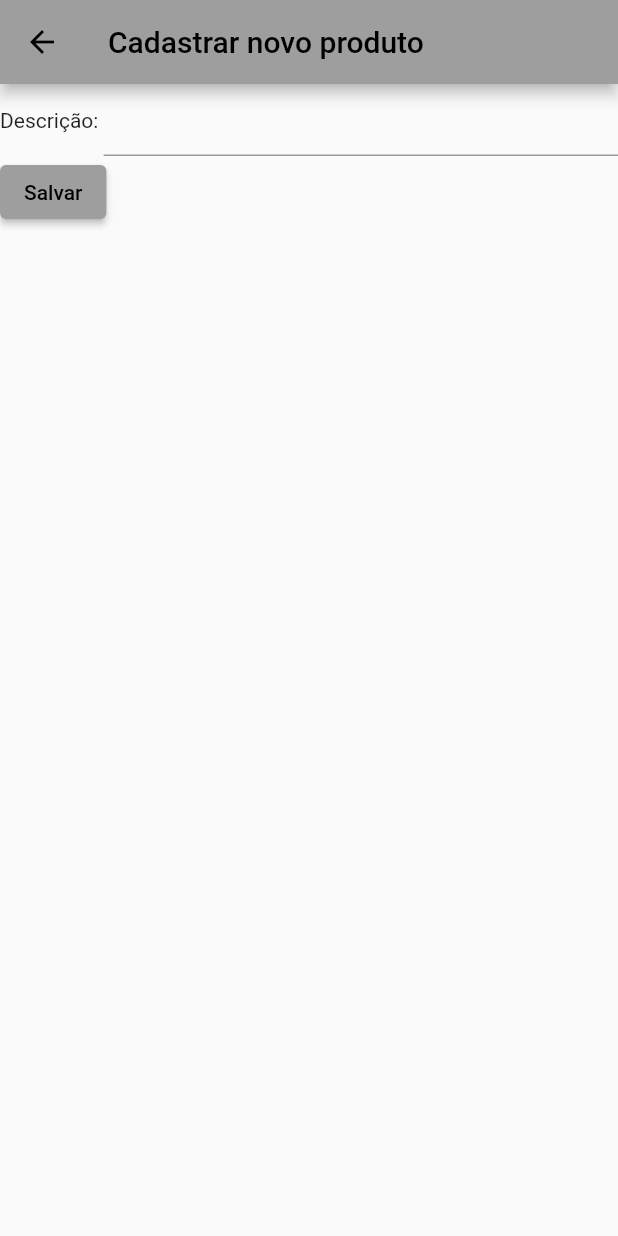
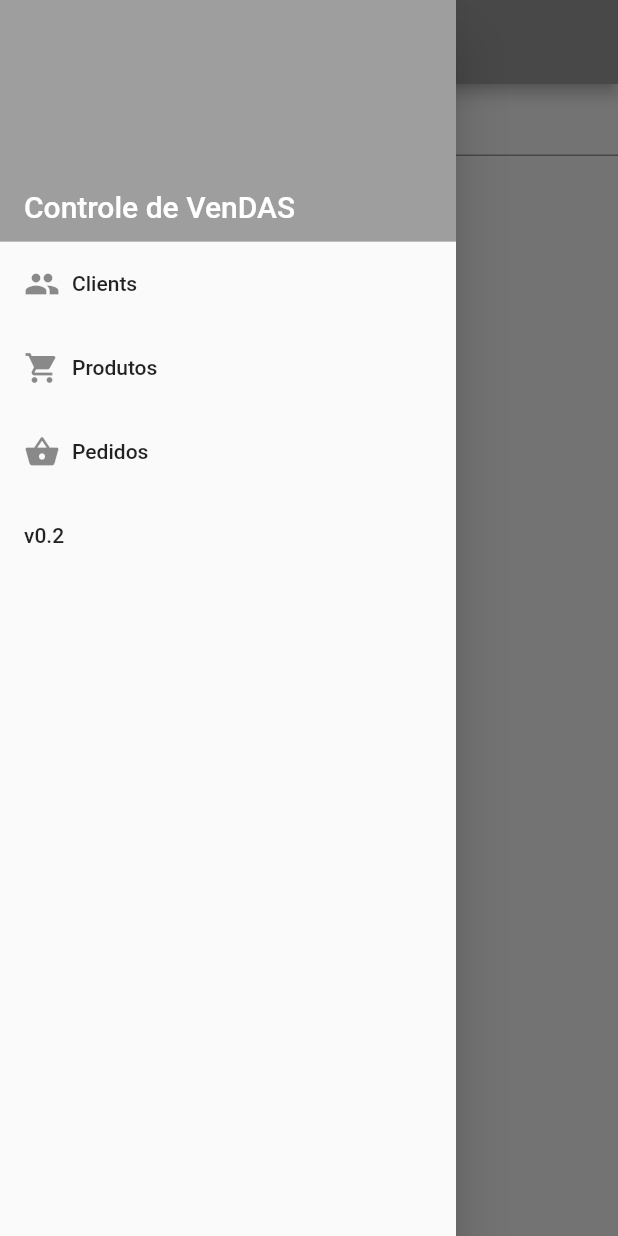
Before and after one commit to GustavoAngeloDS/vendas-mobile-app, a Flutter app: the NewProductPage screen opened by its route, with the side drawer open (before the commit the screen has no drawer), on a phone screen of 412 x 824 dp. Run offline on Flutter 3.47's test engine with Material 2 defaults, Android fonts, the light colour scheme and no system bars; network calls fail.

Commit message:
Reverted drawer removal and fixed organization according to product domains

```diff
--- a/lib/routes/routes.dart
+++ b/lib/routes/routes.dart
@@ -1,9 +1,9 @@
+import 'package:vendas_flutter/views/list_product_page.dart';
 import 'package:vendas_flutter/views/new_product_page.dart';
 import 'package:vendas_flutter/views/update_product.dart';
-import 'package:vendas_flutter/views/product_page.dart';
 
 class Routes {
-  static const String listProducts = ProductPage.routeName;
+  static const String listProducts = ListProductPage.routeName;
   static const String newProduct = NewProductPage.routeName;
   static const String updateProduct = UpdateProductPage.routeName;
 }
--- a/lib/views/new_product_page.dart
+++ b/lib/views/new_product_page.dart
@@ -1,7 +1,8 @@
 import 'package:flutter/material.dart';
 import 'package:vendas_flutter/models/product.model.dart';
+import 'package:vendas_flutter/routes/routes.dart';
 import 'package:vendas_flutter/utils/error_handler.dart';
-import 'package:vendas_flutter/views/product_page.dart';
+import 'package:vendas_flutter/widgets/drawer.dart';
 
 import '../repository/product.repository.dart';
 
@@ -67,7 +68,7 @@ class _NewProductPageState extends State<NewProductPage> {
                     onPressed: () async {
                       if (_formKey.currentState!.validate()) {
                         await _saveProduct();
-                        Navigator.pushNamed(context, ProductPage.routeName);
+                        Navigator.pushNamed(context, Routes.listProducts);
                       }
                     },
                     child: const Text("Salvar"))
@@ -83,6 +84,7 @@ class _NewProductPageState extends State<NewProductPage> {
         appBar: AppBar(
           title: const Text("Cadastrar novo produto"),
         ),
+        drawer: const AppDrawer(),
         body: _buildForm(context));
   }
 }
--- a/lib/views/update_product.dart
+++ b/lib/views/update_product.dart
@@ -1,7 +1,8 @@
 import 'package:flutter/material.dart';
 import 'package:vendas_flutter/models/product.model.dart';
+import 'package:vendas_flutter/routes/routes.dart';
 import 'package:vendas_flutter/utils/error_handler.dart';
-import 'package:vendas_flutter/views/product_page.dart';
+import 'package:vendas_flutter/widgets/drawer.dart';
 
 import '../repository/product.repository.dart';
 
@@ -79,7 +80,7 @@ class _UpdateProductState extends State<UpdateProductPage> {
                     onPressed: () async {
                       if (_formKey.currentState!.validate()) {
                         await _saveProduct();
-                        Navigator.pushNamed(context, ProductPage.routeName);
+                        Navigator.pushNamed(context, Routes.listProducts);
                       }
                     },
                     child: const Text("Salvar")),
@@ -105,6 +106,7 @@ class _UpdateProductState extends State<UpdateProductPage> {
         appBar: AppBar(
           title: const Text("Editar produto"),
         ),
+        drawer: const AppDrawer(),
         body: _buildForm(context));
   }
 }
--- /dev/null
+++ b/lib/widgets/drawer.dart
@@ -0,0 +1,64 @@
+import 'package:flutter/material.dart';
+import 'package:vendas_flutter/routes/routes.dart';
+
+class AppDrawer extends StatelessWidget {
+  const AppDrawer({Key? key}) : super(key: key);
+
+  @override
+  Widget build(BuildContext context) {
+    return Drawer(
+        child: ListView(padding: EdgeInsets.zero, children: <Widget>[
+      _createHeader(),
+      _createDrawerItem(
+          text: "Clients",
+          icon: Icons.people,
+          onTap: () =>
+              Navigator.pushReplacementNamed(context, Routes.listProducts)),
+      _createDrawerItem(
+          text: "Produtos",
+          icon: Icons.shopping_cart,
+          onTap: () =>
+              Navigator.pushReplacementNamed(context, Routes.listProducts)),
+      _createDrawerItem(
+          text: "Pedidos",
+          icon: Icons.shopping_basket,
+          onTap: () =>
+              Navigator.pushReplacementNamed(context, Routes.listProducts)),
+      ListTile(title: const Text("v0.2"), onTap: () {})
+    ]));
+  }
+
+  Widget _createHeader() {
+    return DrawerHeader(
+      margin: EdgeInsets.zero,
+      padding: EdgeInsets.zero,
+      decoration: const BoxDecoration(color: Colors.grey),
+      child: Stack(children: const <Widget>[
+        Positioned(
+          bottom: 12.0,
+          left: 16.0,
+          child: Text("Controle de VenDAS",
+              style: TextStyle(
+                  color: Colors.white,
+                  fontSize: 20.0,
+                  fontWeight: FontWeight.w500)),
+        )
+      ]),
+    );
+  }
+
+  Widget _createDrawerItem(
+      {required IconData icon,
+      required String text,
+      required GestureTapCallback onTap}) {
+    return ListTile(
+      title: Row(
+        children: <Widget>[
+          Icon(icon),
+          Padding(padding: const EdgeInsets.only(left: 8.0), child: Text(text))
+        ],
+      ),
+      onTap: onTap,
+    );
+  }
+}
```
Also changed, not shown: lib/main.dart (+4 -44 lines), lib/models/product.model.dart (+4 -14 lines), lib/views/list_product_page.dart (renamed from lib/views/product_page.dart, +8 -8 lines).
